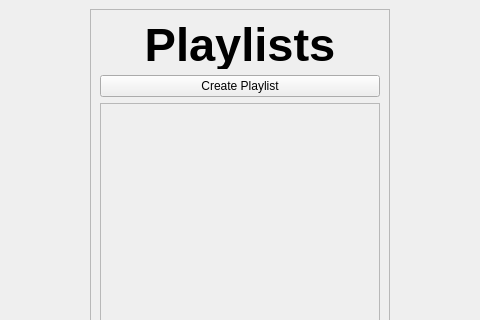
Qt form mainwindow.ui (cscmieu/Democratic-Stratagem-Trainer) before a commit; both pictures show x 160 to 640 and y 0 to 320 of the 800 by 600 pixel window.
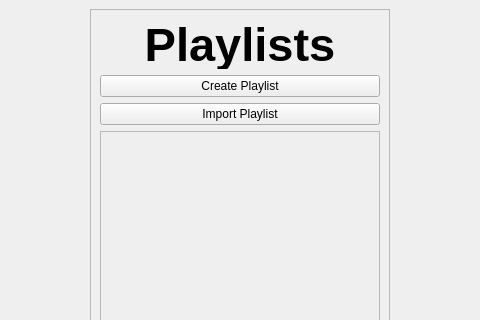
The same form after that commit.

What changed in the file:
```diff
--- a/mainwindow.ui
+++ b/mainwindow.ui
@@ -59,6 +59,13 @@
          </property>
         </widget>
        </item>
+       <item>
+        <widget class="QPushButton" name="Import">
+         <property name="text">
+          <string>Import Playlist</string>
+         </property>
+        </widget>
+       </item>
        <item>
         <widget class="QFrame" name="frame">
          <property name="frameShape">
```
